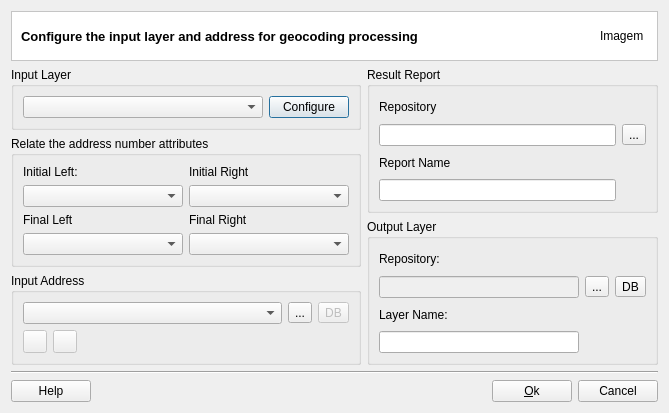
claudiobogossian/terralib5, file src/terralib/addressgeocoding/qt/ui/MainWindowDialogForm.ui: the form before one commit.
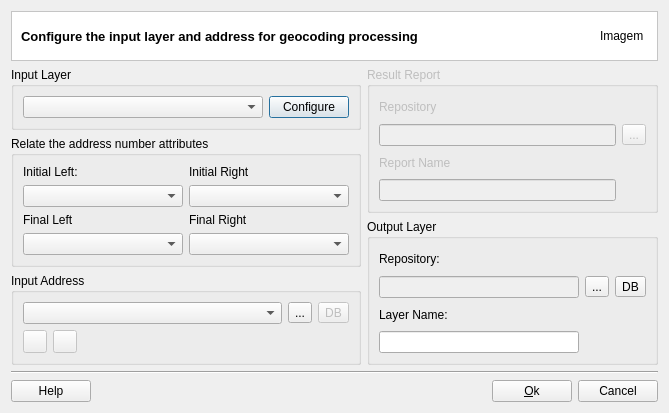
The form after the commit. Custom widgets are drawn as their Qt base class.

```diff
--- a/src/terralib/addressgeocoding/qt/ui/MainWindowDialogForm.ui
+++ b/src/terralib/addressgeocoding/qt/ui/MainWindowDialogForm.ui
@@ -302,6 +302,9 @@
         <layout class="QGridLayout" name="gridLayout_13">
          <item row="0" column="0">
           <widget class="QGroupBox" name="m_resultReportGroupBox">
+           <property name="enabled">
+            <bool>false</bool>
+           </property>
            <property name="title">
             <string>Result Report</string>
            </property>
```
